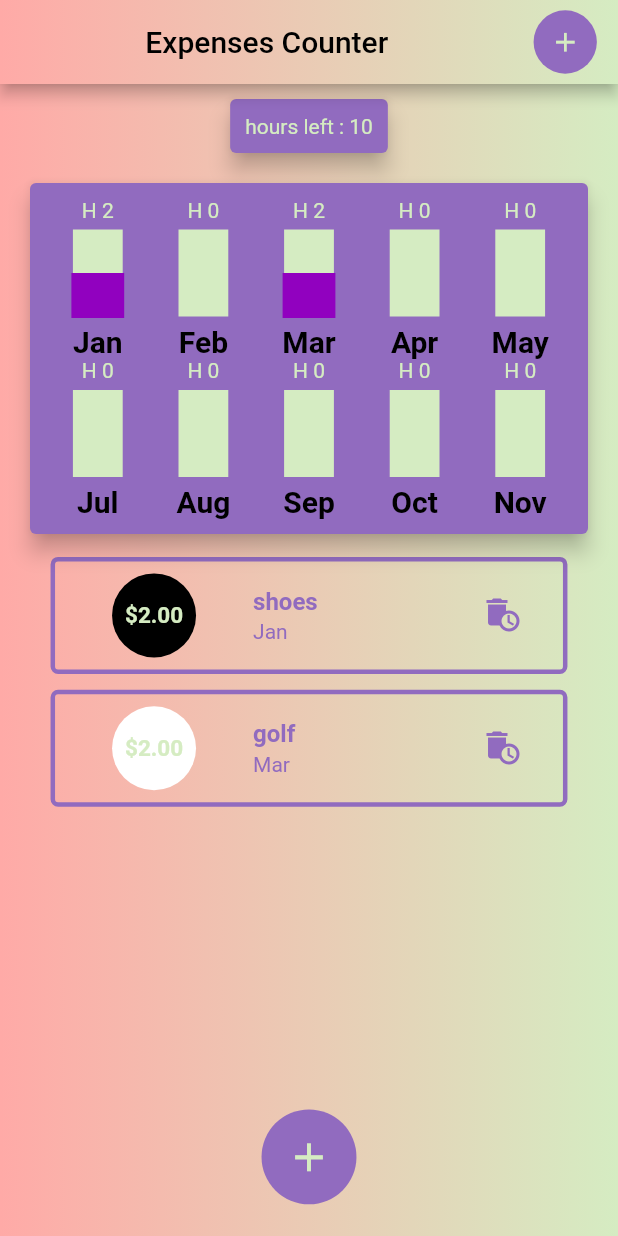
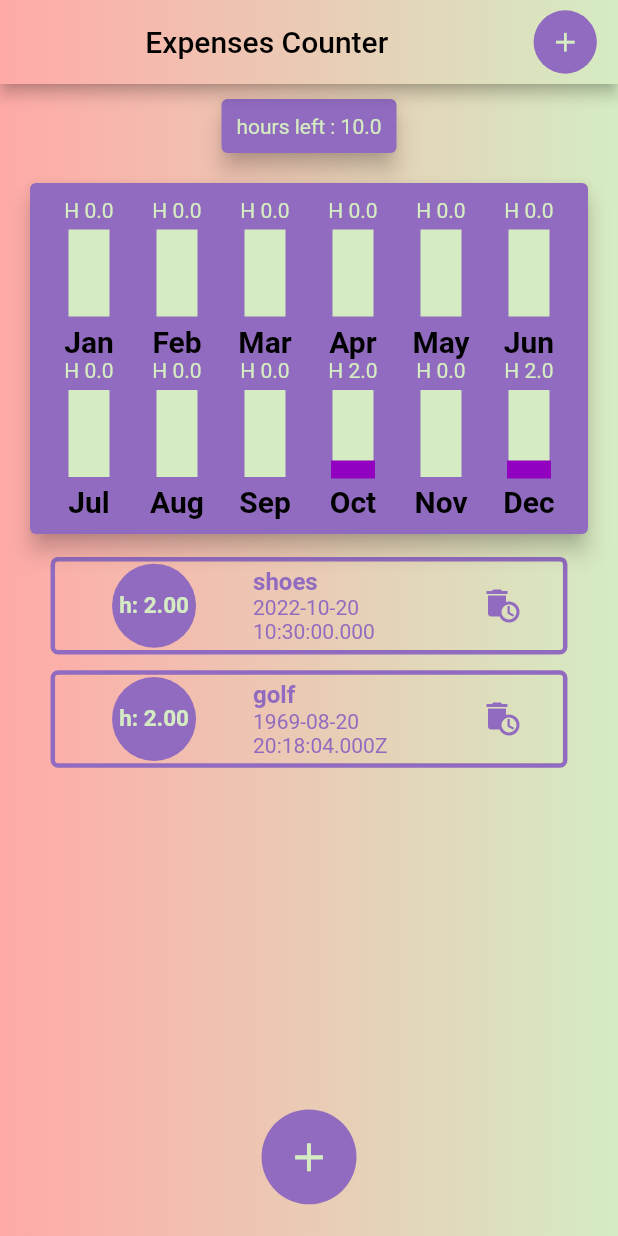
Before and after one commit to budda24/rehabilitation_time_counter, a Flutter app: the screen it shows after launch, on a phone screen of 412 x 824 dp. Run offline on Flutter 3.47's test engine with Material 2 defaults, Android fonts, the phone set to English and light mode, and no system bars; our stand-ins replace flutter_screenutil, get.

Commit message:
ref: get hours amount

```diff
--- a/lib/app/data/transaction.dart
+++ b/lib/app/data/transaction.dart
@@ -2,10 +2,10 @@ class Transaction {
   final String id;
   final String title;
   final double amount;
-  final String month;
+  final DateTime date;
   const Transaction({
     required this.amount,
-    required this.month,
+    required this.date,
     required this.id,
     required this.title,
   });
--- a/lib/app/modules/home/controllers/home_controller.dart
+++ b/lib/app/modules/home/controllers/home_controller.dart
@@ -12,14 +12,14 @@ class HomeController extends GetxController {
   final TextEditingController textControllerhouersToUse =
       TextEditingController();
 
-  int houerToUse = 10;
+  double houerToUse = 10.0;
   void changeHoursToUse() {
-    houerToUse = int.parse(textControllerhouersToUse.text);
+    houerToUse = double.parse(textControllerhouersToUse.text);
   }
 
-  final List<Transaction> listTransactions = [
-    Transaction(amount: 2, month: 'Jan', id: 't1', title: 'shoes'),
-    Transaction(amount: 2, month: 'Mar', id: 't2', title: 'golf')
+  final List<Transaction> listofRehabilitation = [
+    Transaction(amount: 2, date: DateTime.now(), id: 't1', title: 'shoes'),
+    Transaction(amount: 2, date: DateTime.parse('1969-08-20 20:18:04Z'), id: 't2', title: 'golf')
   ];
 
   var monthSelected = 'Jan';
@@ -38,21 +38,6 @@ class HomeController extends GetxController {
     'Dec'
   ];
 
-  @override
-  void onClose() {
-    super.onClose();
-  }
-
-  @override
-  void onInit() {
-    super.onInit();
-  }
-
-  @override
-  void onReady() {
-    super.onReady();
-  }
-
   Future showBottomSheetNewTransaction() {
     return Get.bottomSheet(NewTransaction());
   }
@@ -61,55 +46,52 @@ class HomeController extends GetxController {
     return Get.bottomSheet(NewAvailableTimeSheet());
   }
 
-  void addTransaction(Transaction transaction) {
-    listTransactions.add(transaction);
-  }
-
-  List<Map<String, dynamic>> get grupedTransactionValues {
-    return mounthList.map((e) {
-      double houersSpent = 0;
-      listTransactions.forEach((element) {
-        if (e == element.month) {
-          houersSpent += element.amount;
+  List<Map<String, dynamic>> getChartBarValues() {
+    List<Map<String, dynamic>> chartBarValues = [];
+    for (var i = 0; i < mounthList.length; i++) {
+      double hoursSpent = 0;
+      listofRehabilitation.forEach((element) {
+        if (element.date.month + 1 == i) {
+          hoursSpent += element.amount;
         }
       });
-      return {'mounth': e, 'houers_spent': houersSpent};
-    }).toList();
+      chartBarValues.add({'mounth': mounthList[i], 'houers_spent': hoursSpent});
+    }
+    return chartBarValues;
   }
 
   /*creating the list of widgets chart*/
-  List<Widget> get listOfCharts {
+  List<Widget> get getListOfCharts {
     List<Widget> barList = [];
-    if (grupedTransactionValues.isNotEmpty) {
-      int lenght = grupedTransactionValues.length;
+    var rehabilitationSpentHouerList = getChartBarValues();
+
+    int lenght = rehabilitationSpentHouerList.length;
     for (int i = 0; i < lenght; i++) {
+      print('$i : ${rehabilitationSpentHouerList[i]['houers_spent']}');
+
       barList.add(Flexible(
         fit: FlexFit.tight,
         child: ChartBar(
-              lable: grupedTransactionValues[i]['mounth'].toString(),
-              spendedamount: double.parse(
-                  grupedTransactionValues[i]['houers_spent'].toString()),
-              totalSpendedamount: 4 //TODO total spending,
+            lable: rehabilitationSpentHouerList[i]['mounth'].toString(),
+            spendedamount: rehabilitationSpentHouerList[i]['houers_spent'],
+            totalSpendedamount: houerToUse //TODO total spending,
             ),
       ));
     }
-    } else {
-      listOfCharts.add(ChartBar(
-          lable: 'there is no transaction',
-          spendedamount: 0,
-          totalSpendedamount: 0));
-    }
+
     return barList;
   }
 
   void addNewTransaction() {
-    listTransactions.add(
+    var hourSpent = double.parse(textControllerAmount.text);
+    listofRehabilitation.add(
       Transaction(
-          amount: double.parse(textControllerAmount.text),
+          amount: hourSpent,
           title: textControllertitle.text,
-          month: monthSelected,
-          id: 'index${listTransactions.length}'),
+          date: DateTime.now(),
+          id: 'index${listofRehabilitation.length}'),
     );
+    houerToUse -= hourSpent;
     update();
     Get.back();
   }
--- a/lib/app/modules/home/views/home_view.dart
+++ b/lib/app/modules/home/views/home_view.dart
@@ -62,8 +62,8 @@ class HomeView extends GetView<HomeController> {
               Chart(),
               GetBuilder<HomeController>(builder: (builderController) {
                 return TransactionList(
-                  lfDeleteTransaction: () {/*TODO delete transaction */},
-                  listTransactions: builderController.listTransactions,
+                  deleteTransaction: () {/*TODO delete transaction */},
+                  listTransactions: builderController.listofRehabilitation,
                 );
               }),
             ],
--- a/lib/app/widgets/chart.dart
+++ b/lib/app/widgets/chart.dart
@@ -7,7 +7,6 @@ import 'package:flutter_complete_guide/const/const.dart';
 class Chart extends StatelessWidget {
   @override
   Widget build(BuildContext context) {
-    /* var controller = Get.find<HomeController>(); */
     return Card(
       elevation: 6,
       margin: kMainMargin,
@@ -20,11 +19,11 @@ class Chart extends StatelessWidget {
               children: [
                 Row(
                   mainAxisAlignment: MainAxisAlignment.spaceAround,
-                  children: builderController.listOfCharts.sublist(0, 5),
+                  children: builderController.getListOfCharts.sublist(0, 6),
                 ),
                 Row(
                   mainAxisAlignment: MainAxisAlignment.spaceAround,
-                  children: builderController.listOfCharts.sublist(6, 11),
+                  children: builderController.getListOfCharts.sublist(6, 12),
                 ),
               ],
             );
--- a/lib/app/widgets/chart_bar.dart
+++ b/lib/app/widgets/chart_bar.dart
@@ -16,6 +16,7 @@ class ChartBar extends StatelessWidget {
 
   @override
   Widget build(BuildContext context) {
+    /* print('spend amount: $spendedamount'); */
     return LayoutBuilder(
       builder: (context, constrains) {
         double width = constrains.maxWidth;
@@ -23,7 +24,7 @@ class ChartBar extends StatelessWidget {
           children: [
             Container(
               child: Text(
-                '\H ${spendedamount.toStringAsFixed(0)}',
+                '\H ${spendedamount.toStringAsFixed(1)}',
                 style: TextStyle(color: kMainColor),
               ),
             ),
--- a/lib/app/widgets/transaction_list.dart
+++ b/lib/app/widgets/transaction_list.dart
@@ -1,31 +1,21 @@
 import 'package:flutter/material.dart';
 import 'package:flutter_complete_guide/const/const.dart';
+import 'package:flutter_screenutil/flutter_screenutil.dart';
 
 import '../data/transaction.dart';
 
 class TransactionList extends StatelessWidget {
   TransactionList(
-      {required this.listTransactions, required this.lfDeleteTransaction});
+      {required this.listTransactions, required this.deleteTransaction});
 
   final List<Transaction> listTransactions;
-  final Function lfDeleteTransaction;
-
-  final randomColors = [
-    Colors.black,
-    Colors.white,
-    Colors.grey,
-    Colors.green,
-    Colors.blue,
-  ];
+  final Function deleteTransaction;
 
   @override
   Widget build(BuildContext context) {
-    Size size = MediaQuery.of(context).size;
-    double height = size.height;
-    double width = size.width;
     return Container(
       /*ListView.builder needs parent with constrain height*/
-      height: height * 0.5,
+      height: 0.5.sh,
       child: listTransactions.isEmpty
           ? Center(
               child: Column(
@@ -33,15 +23,15 @@ class TransactionList extends StatelessWidget {
                   Card(
                     color: kPurpulColor,
                     child: Text(
-                      'You don\'t have expenses yet :)',
+                      'You Rehabilitation Yet :)',
                       style: kTextTitle,
                     ),
                   ),
                   SizedBox(
-                    height: height * 0.0307,
+                    height: 0.0307.sh,
                   ),
                   Container(
-                    height: height * 0.2,
+                    height: 0.2.sh,
                     child: Image.asset('assets/images/waiting.png'),
                   )
                 ],
@@ -49,22 +39,20 @@ class TransactionList extends StatelessWidget {
             )
           : ListView.builder(
               itemCount: listTransactions.length,
-              /*ctx = context*/
               itemBuilder: (ctx, index) {
                 return Container(
                   margin: EdgeInsets.symmetric(
-                      horizontal: height * 0.0409, vertical: width * 0.0128),
-                  /*padding: const EdgeInsets.only(top: 8.0),*/
+                      horizontal: 0.0409.sh, vertical: 0.0128.sw),
                   child: ListTile(
                     shape: RoundedRectangleBorder(
                         borderRadius: BorderRadius.circular(5.0),
                         side: BorderSide(width: 3, color: kPurpulColor)),
                     leading: CircleAvatar(
                       radius: 50,
-                      backgroundColor: randomColors[index],
+                      backgroundColor: kPurpulColor,
                       child: FittedBox(
                         child: Text(
-                          '\$${listTransactions[index].amount.toStringAsFixed(2)}',
+                          '\h: ${listTransactions[index].amount.toStringAsFixed(2)}',
                           style: TextStyle(
                             fontWeight: FontWeight.bold,
                             fontSize: 15,
@@ -84,7 +72,7 @@ class TransactionList extends StatelessWidget {
                         crossAxisAlignment: CrossAxisAlignment.start,
                         children: [
                           Text(
-                            listTransactions[index].month,
+                            listTransactions[index].date.toString(),
                             style: TextStyle(
                               color: kPurpulColor,
                             ),
@@ -92,7 +80,7 @@ class TransactionList extends StatelessWidget {
                         ]),
                     trailing: IconButton(
                         onPressed: () =>
-                            lfDeleteTransaction(listTransactions[index].id),
+                            deleteTransaction(listTransactions[index].id),
                         icon: Icon(
                           Icons.auto_delete,
                           color: kPurpulColor,
```
Lines whose indentation alone changed are shown as unchanged.
